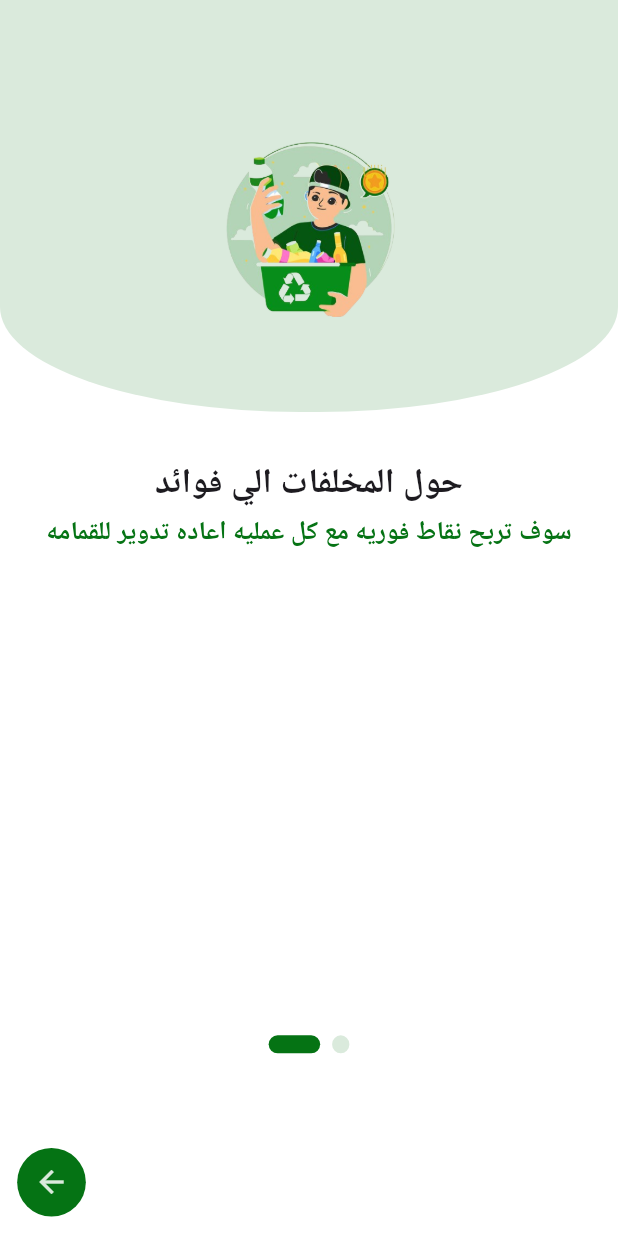
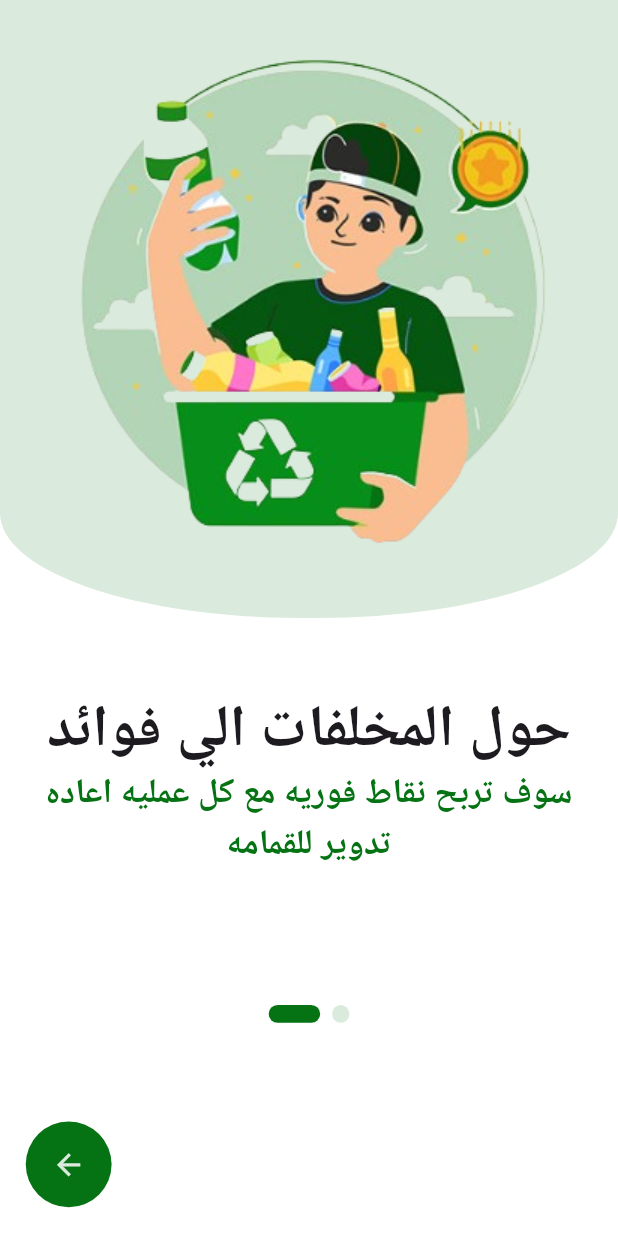
Before and after one commit to salahsaads/Origami_app-main, a Flutter app: the screen it shows after launch, on a phone screen of 412 x 824 dp. Run offline on Flutter 3.47's test engine with Material 3 defaults, Android fonts, the light colour scheme and no system bars; drawn by our look-alikes of smooth_page_indicator; our stand-ins replace animated_splash_screen, awesome_dialog, bloc, cached_network_image, cloud_firestore, device_preview and 7 more; missing offline and left inert: encrypt, wolt_modal_sheet; accounts and stored records are empty; Roboto replaces fonts that are missing (Cairo-Regular, Montserrat-Regular); project files that could hold a hidden picture were left out.

Commit message:
add resonsive to onboarding screen

```diff
--- a/lib/features/onboarding/intro_view.dart
+++ b/lib/features/onboarding/intro_view.dart
@@ -22,56 +22,46 @@ class Intro extends StatefulWidget {
 
 class _IntroState extends State<Intro> {
   @override
-  void initState() {
-    // TODO: implement initState
-    super.initState();
-  }
-
-  @override
   Widget build(BuildContext context) {
     return Container(
+      width: double.infinity,
+      height: double.infinity,
       color: Colors.white,
       child: Column(
         children: [
-          Stack(
-            children: [
-              Positioned(
-                child: Container(
+          Container(
             width: MediaQuery.sizeOf(context).width,
-                  height: MediaQuery.sizeOf(context).height / 3,
+            height: MediaQuery.sizeOf(context).height / 2,
             decoration: const BoxDecoration(
                 color: kSecondarycolor,
                 borderRadius: BorderRadius.only(
                   bottomLeft: Radius.elliptical(200, 70),
                   bottomRight: Radius.elliptical(200, 70),
                 )),
-                ),
-              ),
-              Column(
+            child: Column(
               children: [
                 SizedBox(
-                    height: MediaQuery.sizeOf(context).height / 3 - 180,
+                  height: 30.h,
                 ),
                 Center(
                     child: Image.asset(
                   widget.image,
-                    width: 100.w,
+                  height: MediaQuery.sizeOf(context).height / 2.5,
                 )),
               ],
-              )
-            ],
+            ),
           ),
           SizedBox(
-            height: MediaQuery.sizeOf(context).height / 6 - 100,
+            height: MediaQuery.sizeOf(context).height / 14,
           ),
           Text(
             widget.title,
             textAlign: TextAlign.center,
             style: TextStyle(
                 fontFamily: 'Cairo-Regular',
-                fontSize: 20.sp,
+                fontSize: 34.sp,
                 fontWeight: FontWeight.bold,
-                height: 0.9),
+                height: 0.7.h),
           ),
           Padding(
             padding: const EdgeInsets.all(8.0),
@@ -80,30 +70,31 @@ class _IntroState extends State<Intro> {
               textAlign: TextAlign.center,
               style: TextStyle(
                 fontFamily: 'Montserrat-Regular',
-                fontSize: 15.sp,
+                fontSize: 20.sp,
                 color: kPrimarycolor,
                 fontWeight: FontWeight.w600,
               ),
             ),
           ),
-          Spacer(),
+          const Spacer(),
           Row(
             children: [
               SizedBox(
-                width: 10.w,
+                width: 15.w,
               ),
               GestureDetector(
                 onTap: widget.ontap,
                 child: Container(
-                  width: 40.w,
-                  height: 40.h,
+                  width: 50.w,
+                  height: 50.h,
                   decoration: const BoxDecoration(
                     color: kPrimarycolor,
                     shape: BoxShape.circle,
                   ),
-                  child: const Center(
+                  child: Center(
                     child: Icon(
                       Icons.arrow_back,
+                      size: 20.sp,
                       color: kSecondarycolor,
                     ),
                   ),
@@ -112,8 +103,8 @@ class _IntroState extends State<Intro> {
             ],
           ),
           SizedBox(
-            height: 10.h,
-          )
+            height: 15.h,
+          ),
         ],
       ),
     );
--- a/lib/features/onboarding/onboarding_view.dart
+++ b/lib/features/onboarding/onboarding_view.dart
@@ -43,7 +43,7 @@ class OnBoardingView extends StatelessWidget {
           ],
         ),
         Container(
-          alignment: const Alignment(0, 0.70),
+          alignment: const Alignment(0, 0.65),
           child: SmoothPageIndicator(
               controller: _controller,
               count: 2,
--- a/lib/features/product/presentation/cubits/get_categories_cubit/get_categories_state.dart
+++ b/lib/features/product/presentation/cubits/get_categories_cubit/get_categories_state.dart
@@ -4,3 +4,9 @@ part of 'get_categories_cubit.dart';
 abstract class GetCategoriesState {}
 
 class GetCategoriesInitial extends GetCategoriesState {}
+
+class GetCategoriesLoaded extends GetCategoriesState {
+  final List categoryProducts;
+
+  GetCategoriesLoaded(this.categoryProducts);
+}
```
Also changed, not shown: lib/features/product/presentation/cubits/get_categories_cubit/get_categories_cubit.dart (+9 -5 lines), lib/features/product/presentation/view/products_view.dart (+7 -3 lines), lib/features/product/presentation/view/widgets/category_products.dart (+16 -23 lines), lib/main.dart (+5 -4 lines). Lines whose indentation alone changed are shown as unchanged.
